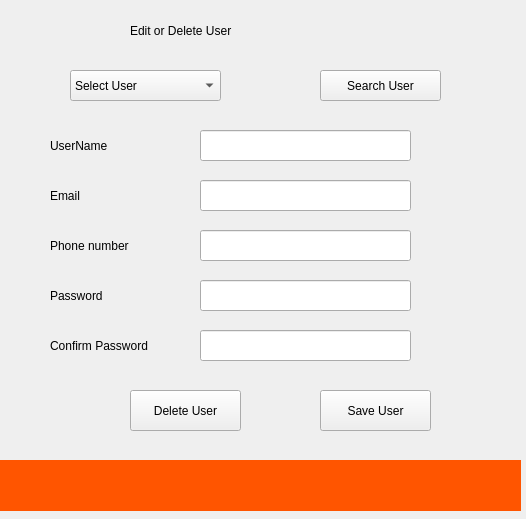
This is editdelete_users1.ui in AfolabiSunday/timetable_generator as Qt 5 draws it before an edit. The edited form follows.
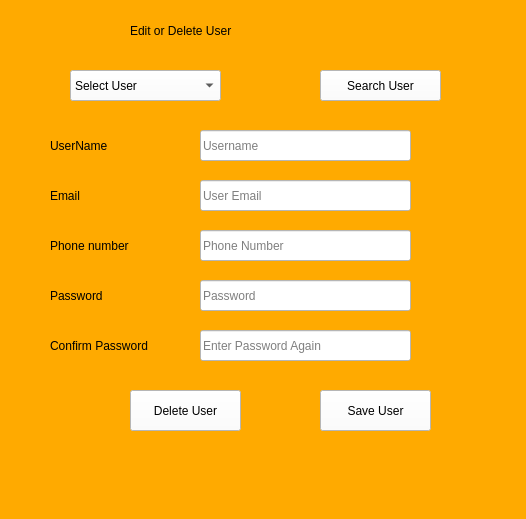
This is the edited form.

Diff of the .ui file:
```diff
--- a/editdelete_users1.ui
+++ b/editdelete_users1.ui
@@ -13,6 +13,11 @@
   <property name="windowTitle">
    <string>Form</string>
   </property>
+  <property name="styleSheet">
+   <string notr="true">font: 10pt &quot;MS Shell Dlg 2&quot;;
+background-color: rgb(255, 170, 0);
+</string>
+  </property>
   <widget class="QLabel" name="label_4">
    <property name="geometry">
     <rect>
@@ -70,6 +75,9 @@
      <height>41</height>
     </rect>
    </property>
+   <property name="styleSheet">
+    <string notr="true">background-color: rgb(255, 255, 255);</string>
+   </property>
    <property name="text">
     <string>Save User</string>
    </property>
@@ -83,6 +91,12 @@
      <height>31</height>
     </rect>
    </property>
+   <property name="styleSheet">
+    <string notr="true">background-color: rgb(255, 255, 255);</string>
+   </property>
+   <property name="placeholderText">
+    <string>Phone Number</string>
+   </property>
   </widget>
   <widget class="QComboBox" name="comboBox">
    <property name="geometry">
@@ -93,6 +107,9 @@
      <height>31</height>
     </rect>
    </property>
+   <property name="styleSheet">
+    <string notr="true">background-color: rgb(255, 255, 255);</string>
+   </property>
    <item>
     <property name="text">
      <string>Select User</string>
@@ -124,6 +141,12 @@
      <height>31</height>
     </rect>
    </property>
+   <property name="styleSheet">
+    <string notr="true">background-color: rgb(255, 255, 255);</string>
+   </property>
+   <property name="placeholderText">
+    <string>Username</string>
+   </property>
   </widget>
   <widget class="QLabel" name="label_3">
    <property name="geometry">
@@ -150,6 +173,12 @@
      <height>31</height>
     </rect>
    </property>
+   <property name="styleSheet">
+    <string notr="true">background-color: rgb(255, 255, 255);</string>
+   </property>
+   <property name="placeholderText">
+    <string>Enter Password Again</string>
+   </property>
   </widget>
   <widget class="QLabel" name="label_6">
    <property name="geometry">
@@ -176,6 +205,9 @@
      <height>31</height>
     </rect>
    </property>
+   <property name="styleSheet">
+    <string notr="true">background-color: rgb(255, 255, 255);</string>
+   </property>
    <property name="text">
     <string>Search User</string>
    </property>
@@ -189,6 +221,12 @@
      <height>31</height>
     </rect>
    </property>
+   <property name="styleSheet">
+    <string notr="true">background-color: rgb(255, 255, 255);</string>
+   </property>
+   <property name="placeholderText">
+    <string>User Email</string>
+   </property>
   </widget>
   <widget class="QLineEdit" name="lineEdit_3">
    <property name="geometry">
@@ -199,6 +237,12 @@
      <height>31</height>
     </rect>
    </property>
+   <property name="styleSheet">
+    <string notr="true">background-color: rgb(255, 255, 255);</string>
+   </property>
+   <property name="placeholderText">
+    <string>Password</string>
+   </property>
   </widget>
   <widget class="QPushButton" name="pushButton_2">
    <property name="geometry">
@@ -209,27 +253,13 @@
      <height>41</height>
     </rect>
    </property>
+   <property name="styleSheet">
+    <string notr="true">background-color: rgb(255, 255, 255);</string>
+   </property>
    <property name="text">
     <string>Delete User</string>
    </property>
   </widget>
-  <widget class="QLabel" name="label_7">
-   <property name="geometry">
-    <rect>
-     <x>0</x>
-     <y>460</y>
-     <width>521</width>
-     <height>51</height>
-    </rect>
-   </property>
-   <property name="styleSheet">
-    <string notr="true">font: 15pt &quot;Segoe UI&quot;;
-background-color: rgb(255, 85, 0);</string>
-   </property>
-   <property name="text">
-    <string/>
-   </property>
-  </widget>
  </widget>
  <resources/>
  <connections/>
```
